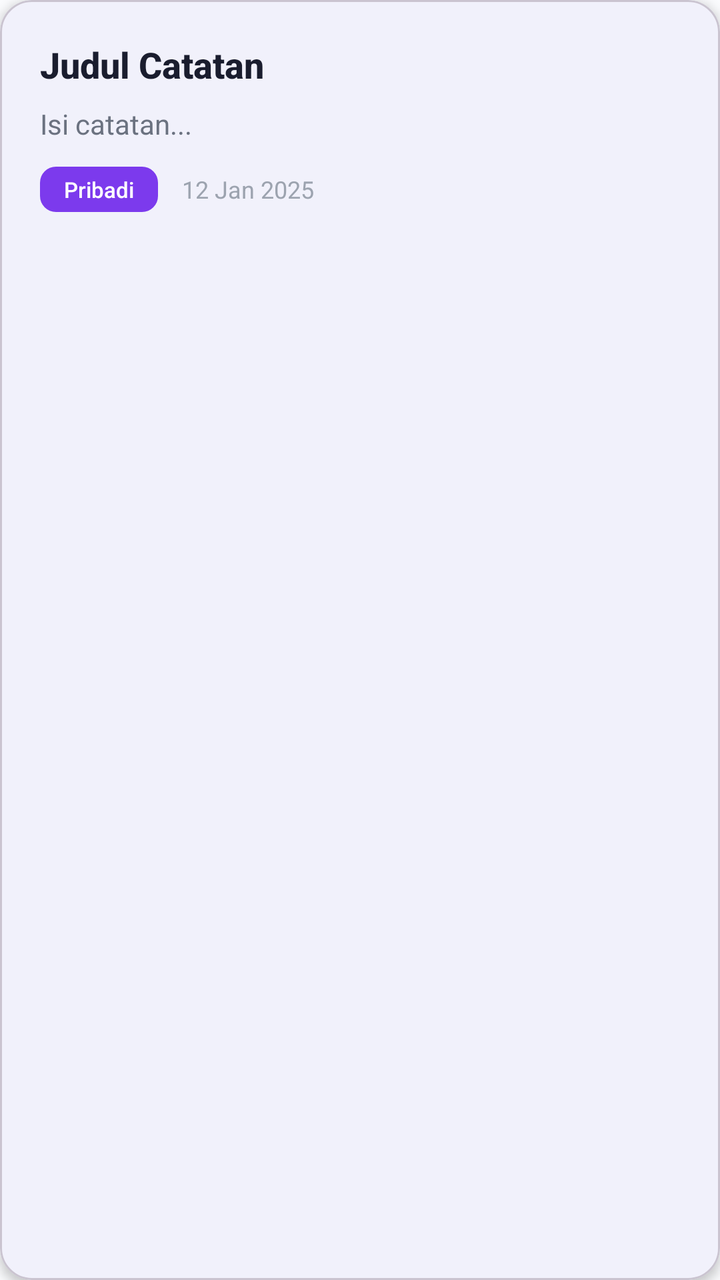
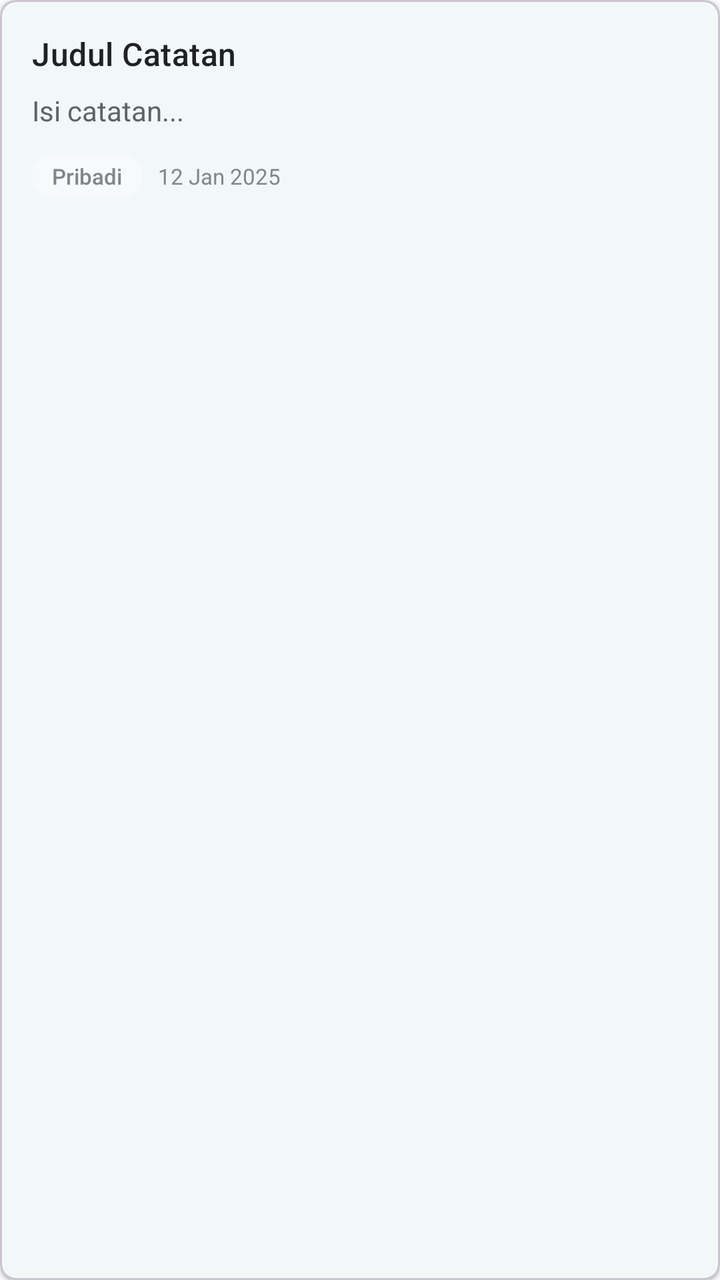

Before-and-after screenshots of an Android layout around one commit, followed by the original layout XML and the change that was made.
<!-- AndroidManifest.xml: application theme Theme.SmartNotes -->
<!-- res/layout/item_note.xml -->
<?xml version="1.0" encoding="utf-8"?>
<com.google.android.material.card.MaterialCardView
    xmlns:android="http://schemas.android.com/apk/res/android"
    xmlns:app="http://schemas.android.com/apk/res-auto"
    android:id="@+id/cardView"
    android:layout_width="match_parent"
    android:layout_height="wrap_content"
    android:layout_margin="8dp"
    app:cardCornerRadius="16dp"
    app:cardElevation="3dp"
    android:clickable="true"
    android:focusable="true"
    android:stateListAnimator="@null"
    android:foreground="?android:attr/selectableItemBackground">

    <LinearLayout
        android:layout_width="match_parent"
        android:layout_height="wrap_content"
        android:orientation="vertical">

        
        <View
            android:id="@+id/accentBar"
            android:layout_width="match_parent"
            android:layout_height="4dp"
            android:background="@color/primary"
            android:visibility="gone" />

        <LinearLayout
            android:layout_width="match_parent"
            android:layout_height="wrap_content"
            android:orientation="horizontal"
            android:padding="20dp">

            <CheckBox
                android:id="@+id/selectCheckbox"
                android:layout_width="wrap_content"
                android:layout_height="wrap_content"
                android:layout_gravity="center_vertical"
                android:layout_marginEnd="12dp"
                android:visibility="gone"
                android:buttonTint="@color/primary" />

            <LinearLayout
                android:layout_width="0dp"
                android:layout_height="wrap_content"
                android:layout_weight="1"
                android:orientation="vertical">

                
                <LinearLayout
                    android:layout_width="match_parent"
                    android:layout_height="wrap_content"
                    android:orientation="horizontal"
                    android:gravity="center_vertical"
                    android:layout_marginBottom="8dp">

                    <TextView
                        android:id="@+id/pinIcon"
                        android:layout_width="wrap_content"
                        android:layout_height="wrap_content"
                        android:text="📌"
                        android:textSize="18sp"
                        android:visibility="gone"
                        android:layout_marginEnd="8dp" />

                    <TextView
                        android:id="@+id/titleTextView"
                        android:layout_width="0dp"
                        android:layout_height="wrap_content"
                        android:layout_weight="1"
                        android:text="Judul Catatan"
                        android:textSize="18sp"
                        android:textStyle="bold"
                        android:fontFamily="sans-serif-medium"
                        android:textColor="@color/text_primary"
                        android:maxLines="2"
                        android:ellipsize="end"
                        android:lineSpacingExtra="2dp" />

                </LinearLayout>

                
                <TextView
                    android:id="@+id/contentTextView"
                    android:layout_width="match_parent"
                    android:layout_height="wrap_content"
                    android:text="Isi catatan..."
                    android:textSize="14sp"
                    android:textColor="@color/text_secondary"
                    android:maxLines="3"
                    android:ellipsize="end"
                    android:lineSpacingExtra="3dp"
                    android:layout_marginBottom="12dp" />

                
                <LinearLayout
                    android:layout_width="match_parent"
                    android:layout_height="wrap_content"
                    android:orientation="horizontal"
                    android:gravity="center_vertical">

                    
                    <TextView
                        android:id="@+id/categoryTextView"
                        android:layout_width="wrap_content"
                        android:layout_height="wrap_content"
                        android:text="Pribadi"
                        android:textSize="11sp"
                        android:textColor="@color/white"
                        android:background="@drawable/category_badge_background"
                        android:paddingStart="12dp"
                        android:paddingEnd="12dp"
                        android:paddingTop="4dp"
                        android:paddingBottom="4dp"
                        android:fontFamily="sans-serif-medium"
                        android:layout_marginEnd="12dp" />

                    
                    <TextView
                        android:id="@+id/timestampTextView"
                        android:layout_width="wrap_content"
                        android:layout_height="wrap_content"
                        android:text="12 Jan 2025"
                        android:textSize="12sp"
                        android:textColor="@color/text_tertiary"
                        android:fontFamily="sans-serif" />

                </LinearLayout>

            </LinearLayout>

        </LinearLayout>

    </LinearLayout>

</com.google.android.material.card.MaterialCardView>
<!-- resources referenced by this layout -->
<resources>
  <color name="primary">#5B5FCF</color>
  <color name="text_primary">#1A1D2E</color>
  <color name="text_secondary">#6B7280</color>
  <color name="text_tertiary">#9CA3AF</color>
  <!-- drawable category_badge_background (drawable) -->
  <?xml version="1.0" encoding="utf-8"?>
  <shape xmlns:android="http://schemas.android.com/apk/res/android">
      <solid android:color="@color/accent" />
      <corners android:radius="8dp" />
  </shape>
  <style name="Theme.SmartNotes" parent="Theme.Material3.Light.NoActionBar">
          
          <item name="colorPrimary">@color/primary</item>
          <item name="colorPrimaryDark">@color/primary_dark</item>
          <item name="colorPrimaryContainer">@color/primary_container</item>
          <item name="colorOnPrimary">@color/white</item>
  
          
          <item name="colorSecondary">@color/accent</item>
          <item name="colorSecondaryContainer">@color/accent_container</item>
          <item name="colorOnSecondary">@color/white</item>
  
          
          <item name="colorSurface">@color/surface</item>
          <item name="colorSurfaceVariant">@color/surface_variant</item>
          <item name="colorOnSurface">@color/on_surface</item>
          <item name="colorOnSurfaceVariant">@color/on_surface_variant</item>
  
          
          <item name="android:colorBackground">@color/background</item>
          <item name="colorOnBackground">@color/text_primary</item>
  
          
          <item name="android:statusBarColor">@color/primary</item>
          <item name="android:windowLightStatusBar">false</item>
  
          
          <item name="android:navigationBarColor">@color/background</item>
          <item name="android:windowLightNavigationBar">true</item>
  
          
          <item name="android:textColorPrimary">@color/text_primary</item>
          <item name="android:textColorSecondary">@color/text_secondary</item>
  
          
          <item name="actionMenuTextColor">@color/white</item>
  
          
          <item name="android:windowBackground">@color/background</item>
  
          
          <item name="materialButtonStyle">@style/Widget.App.Button</item>
          <item name="borderlessButtonStyle">@style/Widget.App.Button.TextButton</item>
      </style>
  <color name="accent">#7C3AED</color>
  <color name="primary_dark">#4B4FC5</color>
  <color name="primary_container">#E8E9FF</color>
  <color name="accent_container">#F3E8FF</color>
  <color name="surface_variant">#F3F4F8</color>
  <color name="on_surface">#1A1D2E</color>
  <color name="on_surface_variant">#6B7280</color>
  <color name="background">#FAFBFD</color>
  <style name="Widget.App.Button" parent="Widget.Material3.Button">
          <item name="cornerRadius">12dp</item>
          <item name="android:textSize">16sp</item>
          <item name="android:textAllCaps">false</item>
          <item name="fontFamily">sans-serif-medium</item>
          <item name="android:letterSpacing">0.01</item>
          <item name="android:paddingTop">14dp</item>
          <item name="android:paddingBottom">14dp</item>
          <item name="elevation">2dp</item>
      </style>
  <style name="Widget.App.Button.TextButton" parent="Widget.Material3.Button.TextButton">
          <item name="android:textSize">16sp</item>
          <item name="android:textAllCaps">false</item>
          <item name="fontFamily">sans-serif-medium</item>
          <item name="android:letterSpacing">0.01</item>
      </style>
  <!-- unchanged entries left out for length: 2 -->
</resources>

<!-- the commit's change to res/layout/item_note.xml (unified diff, before → after) -->
@@ -6,11 +6,10 @@
     android:layout_width="match_parent"
     android:layout_height="wrap_content"
     android:layout_margin="8dp"
-    app:cardCornerRadius="16dp"
-    app:cardElevation="3dp"
+    app:cardCornerRadius="8dp"
+    app:cardElevation="1dp"
     android:clickable="true"
     android:focusable="true"
-    android:stateListAnimator="@null"
     android:foreground="?android:attr/selectableItemBackground">
 
     <LinearLayout
@@ -22,7 +21,7 @@
         <View
             android:id="@+id/accentBar"
             android:layout_width="match_parent"
-            android:layout_height="4dp"
+            android:layout_height="3dp"
             android:background="@color/primary"
             android:visibility="gone" />
 
@@ -30,8 +29,9 @@
             android:layout_width="match_parent"
             android:layout_height="wrap_content"
             android:orientation="horizontal"
-            android:padding="20dp">
+            android:padding="16dp">
 
+            
             <CheckBox
                 android:id="@+id/selectCheckbox"
                 android:layout_width="wrap_content"
@@ -39,7 +39,9 @@
                 android:layout_gravity="center_vertical"
                 android:layout_marginEnd="12dp"
                 android:visibility="gone"
-                android:buttonTint="@color/primary" />
+                android:buttonTint="@color/primary"
+                android:minWidth="0dp"
+                android:minHeight="0dp" />
 
             <LinearLayout
                 android:layout_width="0dp"
@@ -53,16 +55,16 @@
                     android:layout_height="wrap_content"
                     android:orientation="horizontal"
                     android:gravity="center_vertical"
-                    android:layout_marginBottom="8dp">
+                    android:layout_marginBottom="4dp">
 
                     <TextView
                         android:id="@+id/pinIcon"
                         android:layout_width="wrap_content"
                         android:layout_height="wrap_content"
                         android:text="📌"
-                        android:textSize="18sp"
+                        android:textSize="14sp"
                         android:visibility="gone"
-                        android:layout_marginEnd="8dp" />
+                        android:layout_marginEnd="6dp" />
 
                     <TextView
                         android:id="@+id/titleTextView"
@@ -70,13 +72,13 @@
                         android:layout_height="wrap_content"
                         android:layout_weight="1"
                         android:text="Judul Catatan"
-                        android:textSize="18sp"
-                        android:textStyle="bold"
+                        android:textSize="16sp"
                         android:fontFamily="sans-serif-medium"
                         android:textColor="@color/text_primary"
-                        android:maxLines="2"
+                        android:maxLines="3"
                         android:ellipsize="end"
-                        android:lineSpacingExtra="2dp" />
+                        android:lineSpacingExtra="2dp"
+                        android:letterSpacing="0.01" />
 
                 </LinearLayout>
 
@@ -88,17 +90,19 @@
                     android:text="Isi catatan..."
                     android:textSize="14sp"
                     android:textColor="@color/text_secondary"
-                    android:maxLines="3"
+                    android:maxLines="10"
                     android:ellipsize="end"
-                    android:lineSpacingExtra="3dp"
-                    android:layout_marginBottom="12dp" />
+                    android:lineSpacingExtra="2dp"
+                    android:layout_marginTop="4dp"
+                    android:layout_marginBottom="8dp" />
 
                 
                 <LinearLayout
                     android:layout_width="match_parent"
                     android:layout_height="wrap_content"
                     android:orientation="horizontal"
-                    android:gravity="center_vertical">
+                    android:gravity="center_vertical"
+                    android:layout_marginTop="4dp">
 
                     
                     <TextView
@@ -107,14 +111,14 @@
                         android:layout_height="wrap_content"
                         android:text="Pribadi"
                         android:textSize="11sp"
-                        android:textColor="@color/white"
-                        android:background="@drawable/category_badge_background"
-                        android:paddingStart="12dp"
-                        android:paddingEnd="12dp"
+                        android:textColor="@color/text_tertiary"
+                        android:background="@drawable/category_badge_modern"
+                        android:paddingStart="10dp"
+                        android:paddingEnd="10dp"
                         android:paddingTop="4dp"
                         android:paddingBottom="4dp"
                         android:fontFamily="sans-serif-medium"
-                        android:layout_marginEnd="12dp" />
+                        android:layout_marginEnd="8dp" />
 
                     
                     <TextView
@@ -122,7 +126,7 @@
                         android:layout_width="wrap_content"
                         android:layout_height="wrap_content"
                         android:text="12 Jan 2025"
-                        android:textSize="12sp"
+                        android:textSize="11sp"
                         android:textColor="@color/text_tertiary"
                         android:fontFamily="sans-serif" />
 
<!-- resource entries referenced after the edit -->
@@ -1,14 +1,14 @@
 <!-- resources referenced by this layout -->
 <resources>
-  <color name="primary">#5B5FCF</color>
-  <color name="text_primary">#1A1D2E</color>
-  <color name="text_secondary">#6B7280</color>
-  <color name="text_tertiary">#9CA3AF</color>
-  <!-- drawable category_badge_background (drawable) -->
+  <color name="primary">#00897B</color>
+  <color name="text_primary">#202124</color>
+  <color name="text_secondary">#5F6368</color>
+  <color name="text_tertiary">#80868B</color>
+  <!-- drawable category_badge_modern (drawable) -->
   <?xml version="1.0" encoding="utf-8"?>
   <shape xmlns:android="http://schemas.android.com/apk/res/android">
-      <solid android:color="@color/accent" />
-      <corners android:radius="8dp" />
+      <solid android:color="@color/surface_variant"/>
+      <corners android:radius="12dp"/>
   </shape>
   <style name="Theme.SmartNotes" parent="Theme.Material3.Light.NoActionBar">
           
@@ -33,8 +33,8 @@
           <item name="colorOnBackground">@color/text_primary</item>
   
           
-          <item name="android:statusBarColor">@color/primary</item>
-          <item name="android:windowLightStatusBar">false</item>
+          <item name="android:statusBarColor">@color/white</item>
+          <item name="android:windowLightStatusBar">true</item>
   
           
           <item name="android:navigationBarColor">@color/background</item>
@@ -45,39 +45,53 @@
           <item name="android:textColorSecondary">@color/text_secondary</item>
   
           
-          <item name="actionMenuTextColor">@color/white</item>
+          <item name="actionMenuTextColor">@color/text_primary</item>
   
           
           <item name="android:windowBackground">@color/background</item>
+          <item name="android:windowDrawsSystemBarBackgrounds">true</item>
   
           
           <item name="materialButtonStyle">@style/Widget.App.Button</item>
           <item name="borderlessButtonStyle">@style/Widget.App.Button.TextButton</item>
+  
+          
+          <item name="floatingActionButtonStyle">@style/Widget.App.FloatingActionButton</item>
       </style>
-  <color name="accent">#7C3AED</color>
-  <color name="primary_dark">#4B4FC5</color>
-  <color name="primary_container">#E8E9FF</color>
-  <color name="accent_container">#F3E8FF</color>
-  <color name="surface_variant">#F3F4F8</color>
-  <color name="on_surface">#1A1D2E</color>
-  <color name="on_surface_variant">#6B7280</color>
-  <color name="background">#FAFBFD</color>
+  <color name="accent">#FFA726</color>
+  <color name="primary_dark">#00695C</color>
+  <color name="primary_container">#B2DFDB</color>
+  <color name="accent_container">#FFE0B2</color>
+  <color name="surface_variant">#F8F9FA</color>
+  <color name="on_surface">#202124</color>
+  <color name="on_surface_variant">#5F6368</color>
+  <color name="background">#FAFAFA</color>
   <style name="Widget.App.Button" parent="Widget.Material3.Button">
-          <item name="cornerRadius">12dp</item>
-          <item name="android:textSize">16sp</item>
+          <item name="cornerRadius">24dp</item>
+          <item name="android:textSize">14sp</item>
           <item name="android:textAllCaps">false</item>
           <item name="fontFamily">sans-serif-medium</item>
           <item name="android:letterSpacing">0.01</item>
-          <item name="android:paddingTop">14dp</item>
-          <item name="android:paddingBottom">14dp</item>
-          <item name="elevation">2dp</item>
+          <item name="android:paddingTop">12dp</item>
+          <item name="android:paddingBottom">12dp</item>
+          <item name="android:paddingStart">24dp</item>
+          <item name="android:paddingEnd">24dp</item>
+          <item name="elevation">0dp</item>
       </style>
   <style name="Widget.App.Button.TextButton" parent="Widget.Material3.Button.TextButton">
-          <item name="android:textSize">16sp</item>
+          <item name="android:textSize">14sp</item>
           <item name="android:textAllCaps">false</item>
           <item name="fontFamily">sans-serif-medium</item>
           <item name="android:letterSpacing">0.01</item>
       </style>
+  <style name="Widget.App.FloatingActionButton" parent="Widget.Material3.FloatingActionButton.Primary">
+          <item name="backgroundTint">@color/primary</item>
+          <item name="tint">@color/white</item>
+          <item name="elevation">6dp</item>
+          <item name="pressedTranslationZ">12dp</item>
+          <item name="rippleColor">@color/ripple</item>
+      </style>
+  <color name="ripple">#20000000</color>
   <!-- unchanged entries left out for length: 2 -->
 </resources>
 
